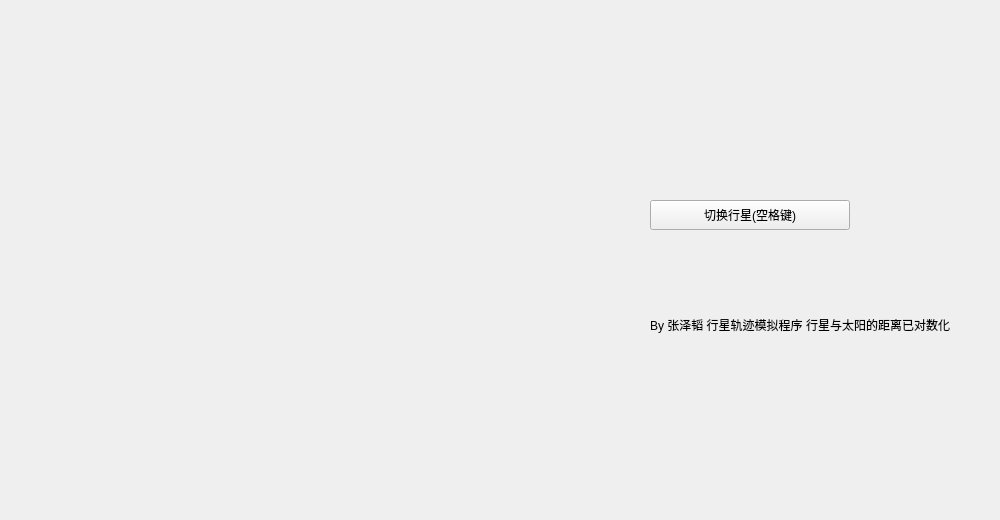
Before: the Qt Designer form widget.ui in zzttzzmyswy/zyzh1_PlanetaryTrajectorySimulation, drawn with Qt 5.
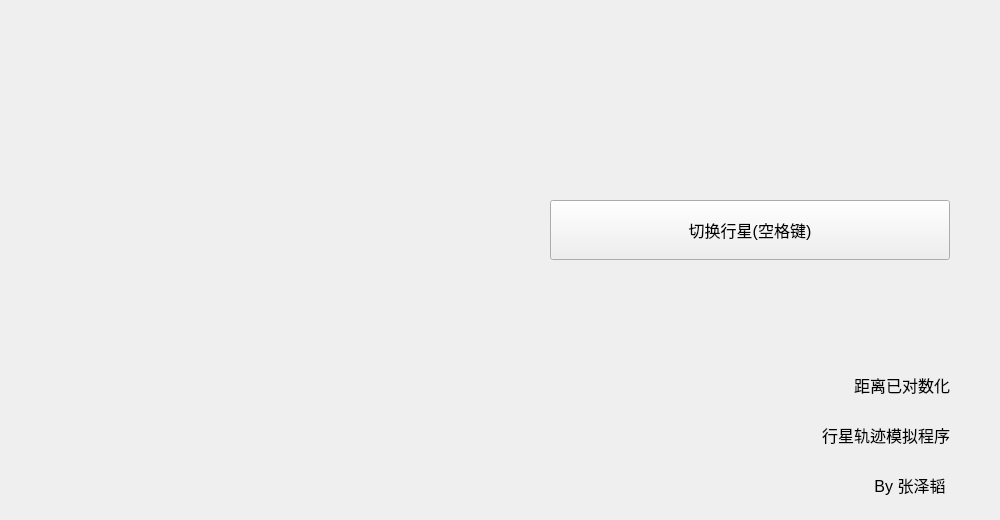
After: the same form once the commit is applied.

```diff
--- a/widget.ui
+++ b/widget.ui
@@ -103,7 +103,7 @@
    <property name="geometry">
     <rect>
      <x>550</x>
-     <y>300</y>
+     <y>360</y>
      <width>400</width>
      <height>50</height>
     </rect>
@@ -132,8 +132,13 @@
      <height>0</height>
     </size>
    </property>
+   <property name="font">
+    <font>
+     <pointsize>12</pointsize>
+    </font>
+   </property>
    <property name="text">
-    <string>By 张泽韬 行星轨迹模拟程序 行星与太阳的距离已对数化</string>
+    <string>距离已对数化</string>
    </property>
    <property name="alignment">
     <set>Qt::AlignRight|Qt::AlignTrailing|Qt::AlignVCenter</set>
@@ -179,10 +184,10 @@
   <widget class="QPushButton" name="pushButton">
    <property name="geometry">
     <rect>
-     <x>650</x>
+     <x>550</x>
      <y>200</y>
-     <width>200</width>
-     <height>30</height>
+     <width>400</width>
+     <height>60</height>
     </rect>
    </property>
    <property name="sizePolicy">
@@ -191,6 +196,11 @@
      <verstretch>0</verstretch>
     </sizepolicy>
    </property>
+   <property name="font">
+    <font>
+     <pointsize>12</pointsize>
+    </font>
+   </property>
    <property name="text">
     <string>切换行星(空格键)</string>
    </property>
@@ -263,6 +273,96 @@
     <set>Qt::AlignLeading|Qt::AlignLeft|Qt::AlignVCenter</set>
    </property>
   </widget>
+  <widget class="QLabel" name="label_7">
+   <property name="geometry">
+    <rect>
+     <x>550</x>
+     <y>410</y>
+     <width>400</width>
+     <height>50</height>
+    </rect>
+   </property>
+   <property name="sizePolicy">
+    <sizepolicy hsizetype="Fixed" vsizetype="Fixed">
+     <horstretch>0</horstretch>
+     <verstretch>0</verstretch>
+    </sizepolicy>
+   </property>
+   <property name="minimumSize">
+    <size>
+     <width>400</width>
+     <height>50</height>
+    </size>
+   </property>
+   <property name="maximumSize">
+    <size>
+     <width>400</width>
+     <height>50</height>
+    </size>
+   </property>
+   <property name="sizeIncrement">
+    <size>
+     <width>0</width>
+     <height>0</height>
+    </size>
+   </property>
+   <property name="font">
+    <font>
+     <pointsize>12</pointsize>
+    </font>
+   </property>
+   <property name="text">
+    <string>行星轨迹模拟程序</string>
+   </property>
+   <property name="alignment">
+    <set>Qt::AlignRight|Qt::AlignTrailing|Qt::AlignVCenter</set>
+   </property>
+  </widget>
+  <widget class="QLabel" name="label_8">
+   <property name="geometry">
+    <rect>
+     <x>550</x>
+     <y>460</y>
+     <width>400</width>
+     <height>50</height>
+    </rect>
+   </property>
+   <property name="sizePolicy">
+    <sizepolicy hsizetype="Fixed" vsizetype="Fixed">
+     <horstretch>0</horstretch>
+     <verstretch>0</verstretch>
+    </sizepolicy>
+   </property>
+   <property name="minimumSize">
+    <size>
+     <width>400</width>
+     <height>50</height>
+    </size>
+   </property>
+   <property name="maximumSize">
+    <size>
+     <width>400</width>
+     <height>50</height>
+    </size>
+   </property>
+   <property name="sizeIncrement">
+    <size>
+     <width>0</width>
+     <height>0</height>
+    </size>
+   </property>
+   <property name="font">
+    <font>
+     <pointsize>12</pointsize>
+    </font>
+   </property>
+   <property name="text">
+    <string>By 张泽韬 </string>
+   </property>
+   <property name="alignment">
+    <set>Qt::AlignRight|Qt::AlignTrailing|Qt::AlignVCenter</set>
+   </property>
+  </widget>
  </widget>
  <resources/>
  <connections/>
```
Left out of the diff: 15 changed lines with no effect on the pictures.
